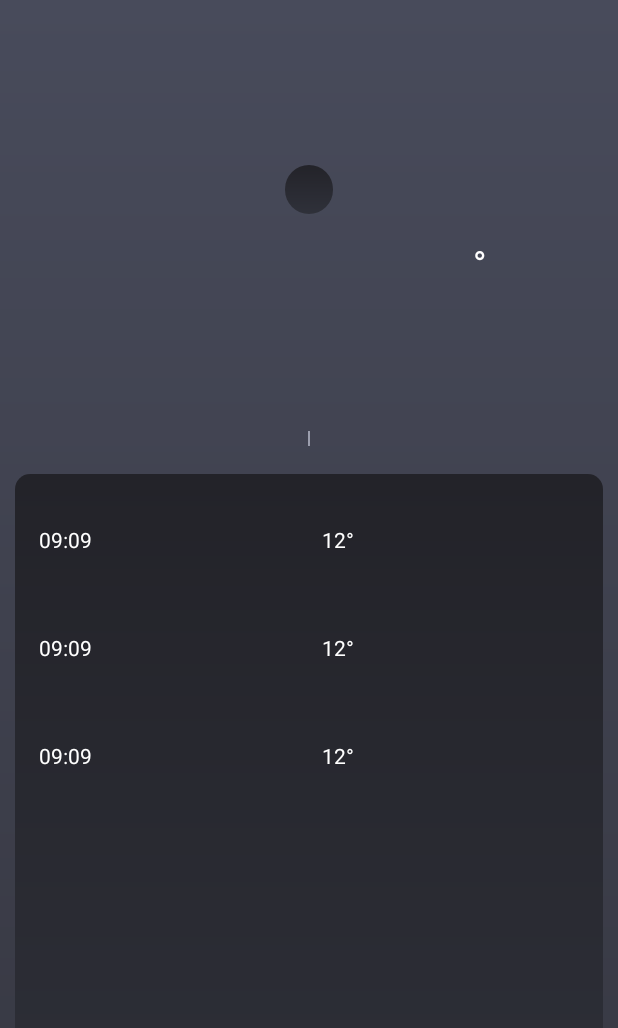
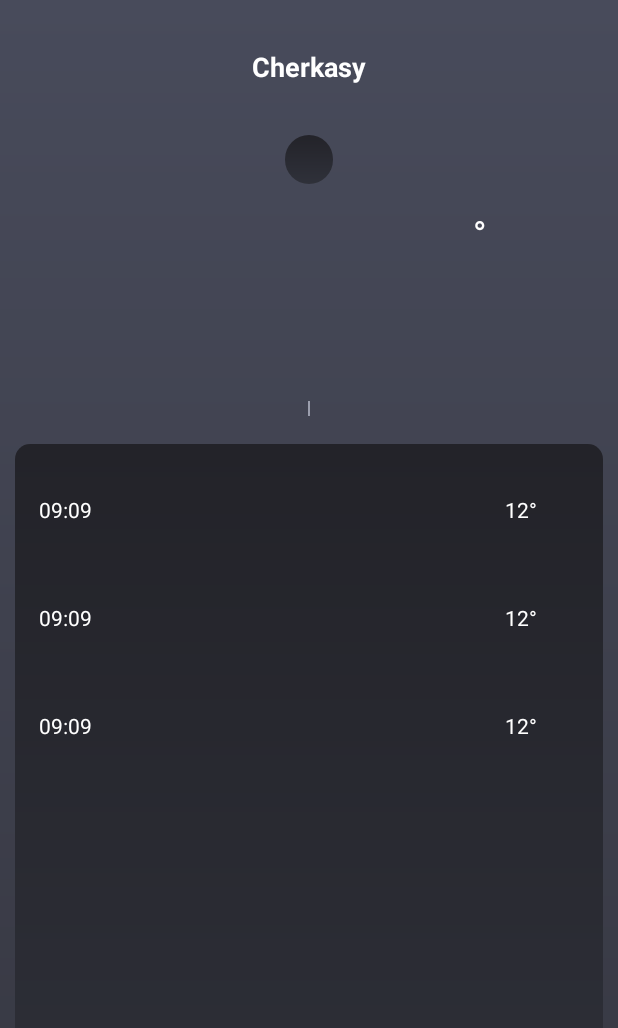
Before and after one commit to dima2608/Android-Course-Homework, an Android app: the layout activity_main.xml on its own in the app's theme, with its tools: preview values and no code run, on a phone screen of 412 x 824 dp. Shown: the top 1028 px of the screen. Run offline under Robolectric (Android 15) with nearby library versions, the phone set to English and light mode, and no system bars.

Commit message:
add location

```diff
--- a/p101weatherforecastapp/src/main/AndroidManifest.xml
+++ b/p101weatherforecastapp/src/main/AndroidManifest.xml
@@ -12,7 +12,7 @@
         android:supportsRtl="true"
         android:theme="@style/Theme.AndroidCourseHomework">
         <activity
-            android:name=".ui.wearher.MainActivity"
+            android:name=".ui.weather.MainActivity"
             android:exported="true">
             <intent-filter>
                 <action android:name="android.intent.action.MAIN" />
--- a/p101weatherforecastapp/src/main/java/com/triare/p101weatherforecastapp/ui/wearher/MainActivity.kt
+++ b/p101weatherforecastapp/src/main/java/com/triare/p101weatherforecastapp/ui/weather/MainActivity.kt
@@ -1,4 +1,4 @@
-package com.triare.p101weatherforecastapp.ui.wearher
+package com.triare.p101weatherforecastapp.ui.weather
 
 import android.graphics.Color
 import androidx.appcompat.app.AppCompatActivity
--- a/p101weatherforecastapp/src/main/java/com/triare/p101weatherforecastapp/ui/wearher/MainViewModel.kt
+++ b/p101weatherforecastapp/src/main/java/com/triare/p101weatherforecastapp/ui/weather/MainViewModel.kt
@@ -1,4 +1,4 @@
-package com.triare.p101weatherforecastapp.ui.wearher
+package com.triare.p101weatherforecastapp.ui.weather
 
 import androidx.lifecycle.LiveData
 import androidx.lifecycle.MutableLiveData
--- /dev/null
+++ b/p101weatherforecastapp/src/main/res/drawable/ic_baseline_location_on_24.xml
@@ -0,0 +1,5 @@
+<vector android:height="24dp" android:tint="#FFFFFF"
+    android:viewportHeight="24" android:viewportWidth="24"
+    android:width="24dp" xmlns:android="http://schemas.android.com/apk/res/android">
+    <path android:fillColor="@android:color/white" android:pathData="M12,2C8.13,2 5,5.13 5,9c0,5.25 7,13 7,13s7,-7.75 7,-13c0,-3.87 -3.13,-7 -7,-7zM12,11.5c-1.38,0 -2.5,-1.12 -2.5,-2.5s1.12,-2.5 2.5,-2.5 2.5,1.12 2.5,2.5 -1.12,2.5 -2.5,2.5z"/>
+</vector>
--- a/p101weatherforecastapp/src/main/res/layout/activity_main.xml
+++ b/p101weatherforecastapp/src/main/res/layout/activity_main.xml
@@ -5,7 +5,7 @@
     android:layout_height="match_parent"
     android:background="@drawable/gradient_gray"
     android:orientation="vertical"
-    tools:context=".MainActivity">
+    tools:context=".ui.weather.MainActivity">
 
     <include layout="@layout/weather_now" />
 
--- a/p101weatherforecastapp/src/main/res/layout/item_hourly_weather.xml
+++ b/p101weatherforecastapp/src/main/res/layout/item_hourly_weather.xml
@@ -1,5 +1,5 @@
 <?xml version="1.0" encoding="utf-8"?>
-<RelativeLayout xmlns:android="http://schemas.android.com/apk/res/android"
+<LinearLayout xmlns:android="http://schemas.android.com/apk/res/android"
     xmlns:app="http://schemas.android.com/apk/res-auto"
     xmlns:tools="http://schemas.android.com/tools"
     android:layout_width="match_parent"
@@ -11,9 +11,8 @@
         android:id="@+id/time"
         android:layout_width="wrap_content"
         android:layout_height="wrap_content"
-        android:layout_alignParentStart="true"
-        android:layout_centerVertical="true"
         android:layout_gravity="center"
+        android:layout_weight="1"
         android:textColor="@color/white"
         android:textSize="@dimen/text_size"
         tools:text="09:09" />
@@ -22,10 +21,8 @@
         android:id="@+id/hourly_temp"
         android:layout_width="wrap_content"
         android:layout_height="wrap_content"
-        android:layout_centerVertical="true"
-        android:layout_gravity="center"
-        android:layout_marginStart="153dp"
-        android:layout_toEndOf="@id/time"
+        android:layout_gravity="center_vertical"
+        android:layout_weight="0.1"
         android:drawablePadding="32dp"
         android:textColor="@color/white"
         android:textSize="@dimen/text_size"
@@ -33,4 +30,4 @@
         tools:text="12°" />
 
 
-</RelativeLayout>
+</LinearLayout>
--- a/p101weatherforecastapp/src/main/res/layout/weather_now.xml
+++ b/p101weatherforecastapp/src/main/res/layout/weather_now.xml
@@ -6,10 +6,24 @@
     android:layout_height="wrap_content">
 
     <TextView
+        android:layout_width="wrap_content"
+        android:layout_height="wrap_content"
+        android:layout_marginTop="32dp"
+        android:drawablePadding="10dp"
+        android:text="@string/cherkasy"
+        android:textColor="@color/white"
+        android:textSize="18sp"
+        android:textStyle="bold"
+        app:drawableStartCompat="@drawable/ic_baseline_location_on_24"
+        app:layout_constraintEnd_toEndOf="parent"
+        app:layout_constraintStart_toStartOf="parent"
+        app:layout_constraintTop_toTopOf="parent" />
+
+    <TextView
         android:id="@+id/date"
         android:layout_width="wrap_content"
         android:layout_height="wrap_content"
-        android:layout_marginTop="110dp"
+        android:layout_marginTop="90dp"
         android:background="@drawable/corner_radius_16"
         android:textColor="@color/white_gray"
         android:textSize="@dimen/text_size_small"
@@ -45,11 +59,11 @@
         android:layout_height="wrap_content"
         android:layout_marginStart="4dp"
         android:layout_marginTop="12dp"
+        android:text="@string/degrees"
         android:textColor="@color/white"
         android:textSize="24sp"
         app:layout_constraintStart_toEndOf="@id/temperature"
-        app:layout_constraintTop_toTopOf="@id/temperature"
-        android:text="@string/degrees"/>
+        app:layout_constraintTop_toTopOf="@id/temperature" />
 
     <TextView
         android:id="@+id/cloudiness"
--- a/p101weatherforecastapp/src/main/res/values/strings.xml
+++ b/p101weatherforecastapp/src/main/res/values/strings.xml
@@ -1,4 +1,5 @@
 <resources>
     <string name="app_name">p101WeatherForecastApp</string>
     <string name="degrees">°</string>
+    <string name="cherkasy">Cherkasy</string>
 </resources>
```
Also changed, not shown: p101weatherforecastapp/src/main/java/com/triare/p101weatherforecastapp/data/api/model/HourlyWeatherDto.kt (+46 -46 lines), p101weatherforecastapp/src/main/java/com/triare/p101weatherforecastapp/ui/weather/HourlyWeatherAdapter.kt (renamed from p101weatherforecastapp/src/main/java/com/triare/p101weatherforecastapp/ui/wearher/HourlyWeatherAdapter.kt, +13 -2 lines).
